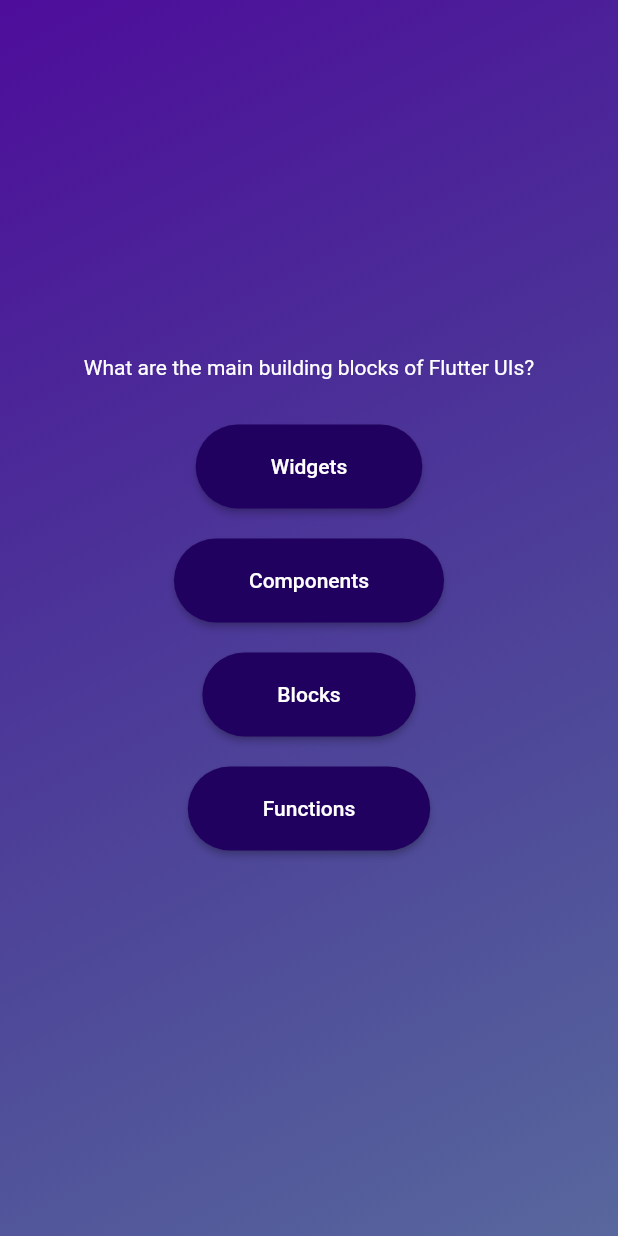
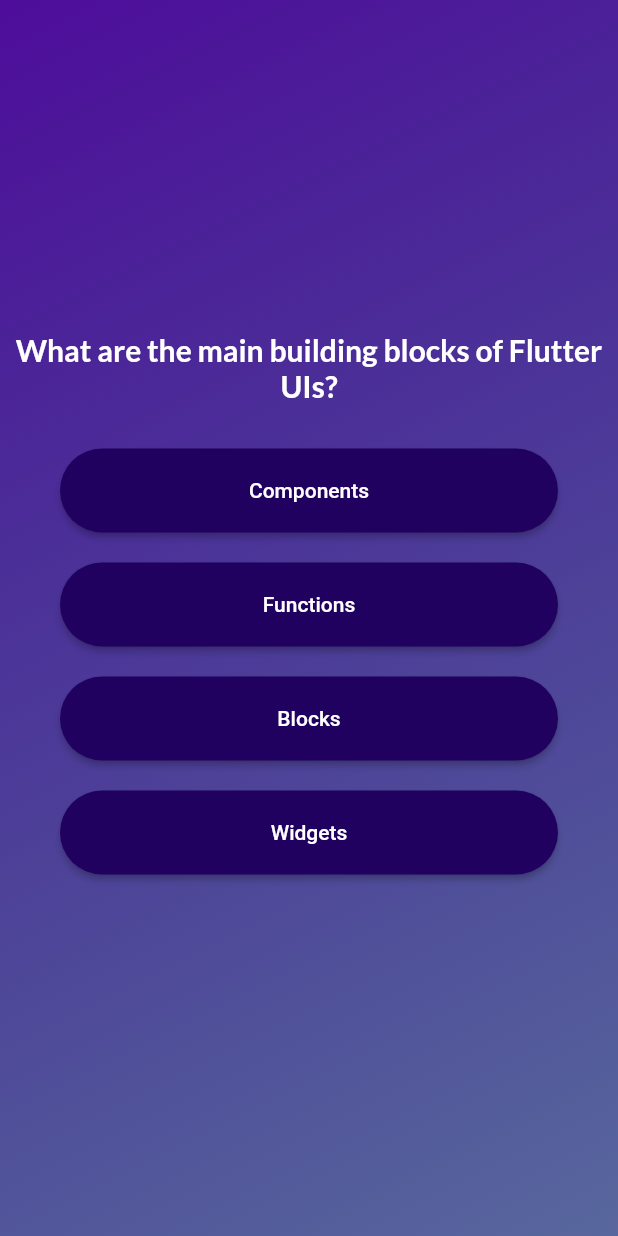
Before and after one commit to K2D2H4/quiz_app, a Flutter app: the screen it shows after launch, after a tap on "Start quiz", on a phone screen of 412 x 824 dp. Run offline on Flutter 3.47's test engine with Material 2 defaults, Android fonts, the phone set to English and light mode, and no system bars; our stand-ins replace google_fonts.

Commit message:
first commit 23/07/18

```diff
--- a/lib/answer_button.dart
+++ b/lib/answer_button.dart
@@ -8,7 +8,10 @@ class AnswerButton extends StatelessWidget {
 
   @override
   Widget build(BuildContext context) {
-    return Column(
+    return Container(
+      margin: const EdgeInsets.symmetric(horizontal: 40),
+      child: Column(
+        crossAxisAlignment: CrossAxisAlignment.stretch,
         children: [
           ElevatedButton(
             onPressed: onTap,
@@ -16,15 +19,19 @@ class AnswerButton extends StatelessWidget {
               padding: EdgeInsets.symmetric(vertical: 20, horizontal: 50),
               backgroundColor: Color.fromARGB(255, 33, 1, 95),
               foregroundColor: Colors.white,
-            shape:
-                RoundedRectangleBorder(borderRadius: BorderRadius.circular(40)),
+              shape: RoundedRectangleBorder(
+                  borderRadius: BorderRadius.circular(40)),
             ),
-          child: Text(answer),
+            child: Text(
+              answer,
+              textAlign: TextAlign.center,
+            ),
           ),
           const SizedBox(
             height: 20,
           ),
         ],
+      ),
     );
   }
 }
--- a/lib/models/quiz_question.dart
+++ b/lib/models/quiz_question.dart
@@ -3,4 +3,10 @@ class QuizQuestion {
 
   final String text;
   final List<String> answers;
+
+  List<String> getShuffledAnswers() {
+    final shuffledList = List.of(answers);
+    shuffledList.shuffle();
+    return shuffledList;
+  }
 }
--- a/lib/questions_screen.dart
+++ b/lib/questions_screen.dart
@@ -1,19 +1,34 @@
 import 'package:flutter/material.dart';
+import 'package:google_fonts/google_fonts.dart';
 import 'package:quizapp/data/questions.dart';
 
 import 'answer_button.dart';
 
 class QuestionScreen extends StatefulWidget {
-  const QuestionScreen({super.key});
+  const QuestionScreen({
+    super.key,
+    required this.onSelectAnswer,
+  });
+
+  final void Function(String answer) onSelectAnswer;
 
   @override
   State<QuestionScreen> createState() => _QuestionScreenState();
 }
 
 class _QuestionScreenState extends State<QuestionScreen> {
+  var currentQuestionIndex = 0;
+
+  answerQuestion(String selectedAnswer) {
+    widget.onSelectAnswer(selectedAnswer);
+    setState(() {
+      currentQuestionIndex++;
+    });
+  }
+
   @override
   Widget build(BuildContext context) {
-    final currentQuestion = questions[0];
+    final currentQuestion = questions[currentQuestionIndex];
 
     return SizedBox(
       width: double.infinity,
@@ -23,15 +38,23 @@ class _QuestionScreenState extends State<QuestionScreen> {
         children: [
           Text(
             currentQuestion.text,
-            style: const TextStyle(
+            style: GoogleFonts.lato(
               color: Colors.white,
+              fontSize: 20,
+              fontWeight: FontWeight.bold,
             ),
+            textAlign: TextAlign.center,
           ),
           const SizedBox(
             height: 30,
           ),
-          ...currentQuestion.answers.map((answer) {
-            return AnswerButton(answer: answer, onTap: () {});
+          ...currentQuestion.getShuffledAnswers().map((answer) {
+            return AnswerButton(
+                answer: answer,
+                onTap: () {
+                  answerQuestion(answer);
+                  print(answer);
+                });
           }),
         ],
       ),
--- a/lib/quiz.dart
+++ b/lib/quiz.dart
@@ -1,5 +1,7 @@
 import 'package:flutter/material.dart';
+import 'package:quizapp/data/questions.dart';
 import 'package:quizapp/questions_screen.dart';
+import 'package:quizapp/result_screen.dart';
 import 'package:quizapp/start_screen.dart';
 
 class Quiz extends StatefulWidget {
@@ -10,23 +12,46 @@ class Quiz extends StatefulWidget {
 }
 
 class _QuizState extends State<Quiz> {
-  Widget? activeScreen;
+  List<String> selectedAnswers = [];
+  var activeScreen = "StartScreen";
 
-  @override
+  /* @override
   void initState() {
     // TODO: implement initState
-    activeScreen = StartScreen(switchScreen);
+    //activeScreen = StartScreen(switchScreen);
+    activeScreen = "StartScreen";
     super.initState();
-  }
+  }*/
 
   void switchScreen() {
     setState(() {
-      activeScreen = const QuestionScreen();
+      activeScreen = "QuestionScreen";
     });
+  }
+
+  void chooseAnswer(String answer) {
+    selectedAnswers.add(answer);
+
+    if (selectedAnswers.length == questions.length) {
+      setState(() {
+        selectedAnswers = [];
+        activeScreen = "ResultScreen";
+      });
+    }
   }
 
   @override
   Widget build(BuildContext context) {
+    Widget screenWidget = StartScreen(switchScreen);
+
+    if (activeScreen == "QuestionScreen") {
+      screenWidget = QuestionScreen(onSelectAnswer: chooseAnswer);
+    } else if (activeScreen == "ResultScreen") {
+      screenWidget = ResultScreen(
+        chosenAnswers: selectedAnswers,
+      );
+    }
+
     return MaterialApp(
       home: Scaffold(
         body: Container(
@@ -40,7 +65,7 @@ class _QuizState extends State<Quiz> {
               end: Alignment.bottomRight,
             ),
           ),
-          child: activeScreen,
+          child: screenWidget,
         ),
       ),
     );
--- a/lib/start_screen.dart
+++ b/lib/start_screen.dart
@@ -1,4 +1,5 @@
 import 'package:flutter/material.dart';
+import 'package:google_fonts/google_fonts.dart';
 
 class StartScreen extends StatelessWidget {
   const StartScreen(this.startQuiz, {super.key});
@@ -22,8 +23,8 @@ class StartScreen extends StatelessWidget {
           const SizedBox(
             height: 50,
           ),
-          const Text("Learn Flutter the fun way!",
-              style: TextStyle(
+          Text("Learn Flutter the fun way!",
+              style: GoogleFonts.lato(
                 color: Colors.white,
                 fontWeight: FontWeight.w500,
                 fontSize: 20,
--- a/pubspec.yaml
+++ b/pubspec.yaml
@@ -35,6 +35,7 @@ dependencies:
   # The following adds the Cupertino Icons font to your application.
   # Use with the CupertinoIcons class for iOS style icons.
   cupertino_icons: ^1.0.2
+  google_fonts: ^5.1.0
 
 dev_dependencies:
   flutter_test:
```
Also changed, not shown: lib/result_screen.dart (added, +47 -0 lines), pubspec.lock, 1 other file. Lines whose indentation alone changed are shown as unchanged.
